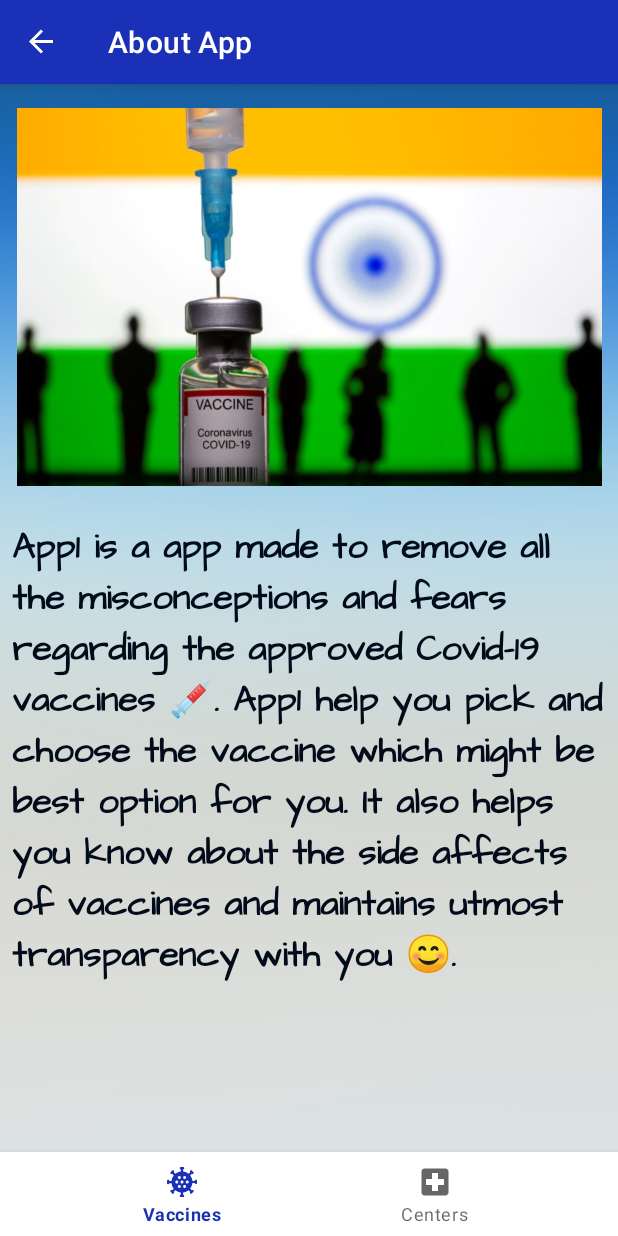
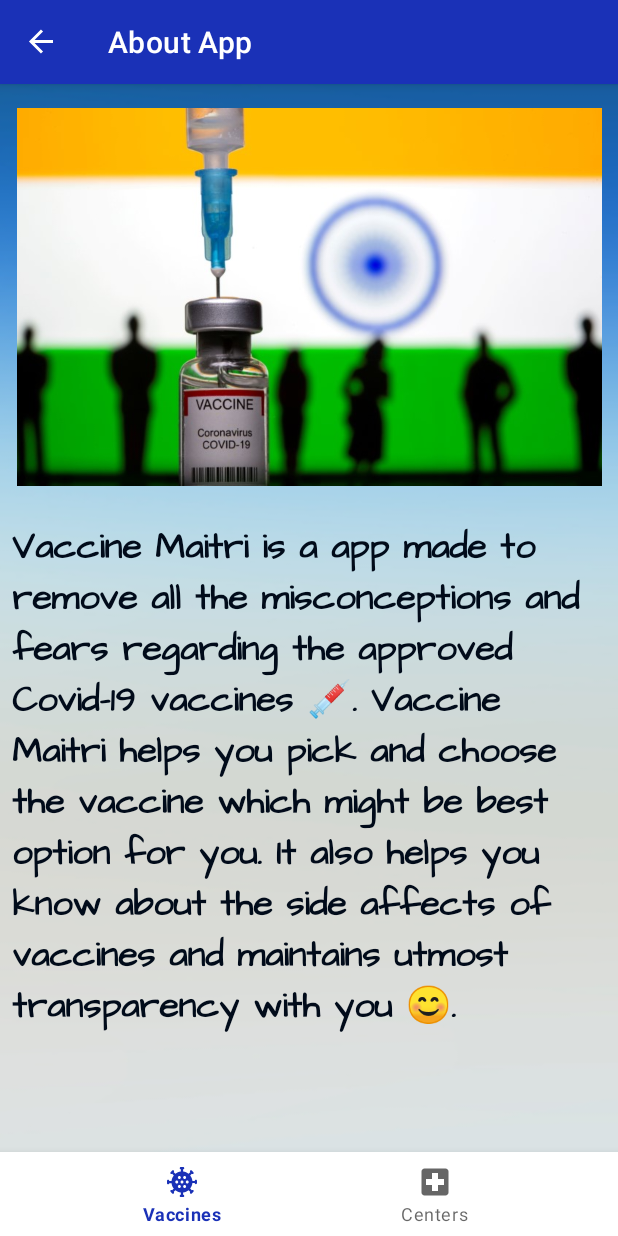
Before and after one commit to MohitAswani/App1, an Android app: the AboutFragment screen opened through its navigation route, on a phone screen of 412 x 824 dp. Run offline under Robolectric (Android 15) with nearby library versions, the phone set to English and light mode, and no system bars; our stand-ins replace navigation-ui; Roboto replaces fonts that are not available here.

Commit message:
Changing the name

```diff
--- a/app/src/main/res/layout/fragment_dashboard.xml
+++ b/app/src/main/res/layout/fragment_dashboard.xml
@@ -24,6 +24,7 @@
         android:minHeight="48dp"
         android:layout_marginStart="10dp"
         />
+
 
     <!--button for searching the data-->
     <com.google.android.material.button.MaterialButton
--- a/app/src/main/res/values/strings.xml
+++ b/app/src/main/res/values/strings.xml
@@ -1,5 +1,5 @@
 <resources>
-    <string name="app_name">App1</string>
+    <string name="app_name">Vaccine Maitri</string>
     <string name="title_home">Vaccines</string>
     <string name="title_dashboard">Vaccine near me</string>
     <string name="displayimage">displayImage</string>
@@ -13,7 +13,7 @@
     <string name="position">Position</string>
     <string name="select_an_avatar">Select an Avatar</string>
     <string name="android_trivia">Android Trivia</string>
-    <string name="about_text">App1 is a app made to remove all the misconceptions and fears regarding the approved Covid-19 vaccines 💉. App1 help you pick and choose the vaccine which might be best option for you. It also helps you know about the side affects of vaccines and maintains utmost transparency with you 😊.</string>
+    <string name="about_text">Vaccine Maitri is a app made to remove all the misconceptions and fears regarding the approved Covid-19 vaccines 💉. Vaccine Maitri helps you pick and choose the vaccine which might be best option for you. It also helps you know about the side affects of vaccines and maintains utmost transparency with you 😊.</string>
     <string name="rules_text">Select the answer from the options given. Each time you get an answer correct, you advance to the next question.\n\nIf you get the answer wrong, your game ends! You can return to the title screen using up or back from within the game screen, and this will also end your game.</string>
     <string name="rules">Rules</string>
     <string name="aboutApp">About App</string>
```
